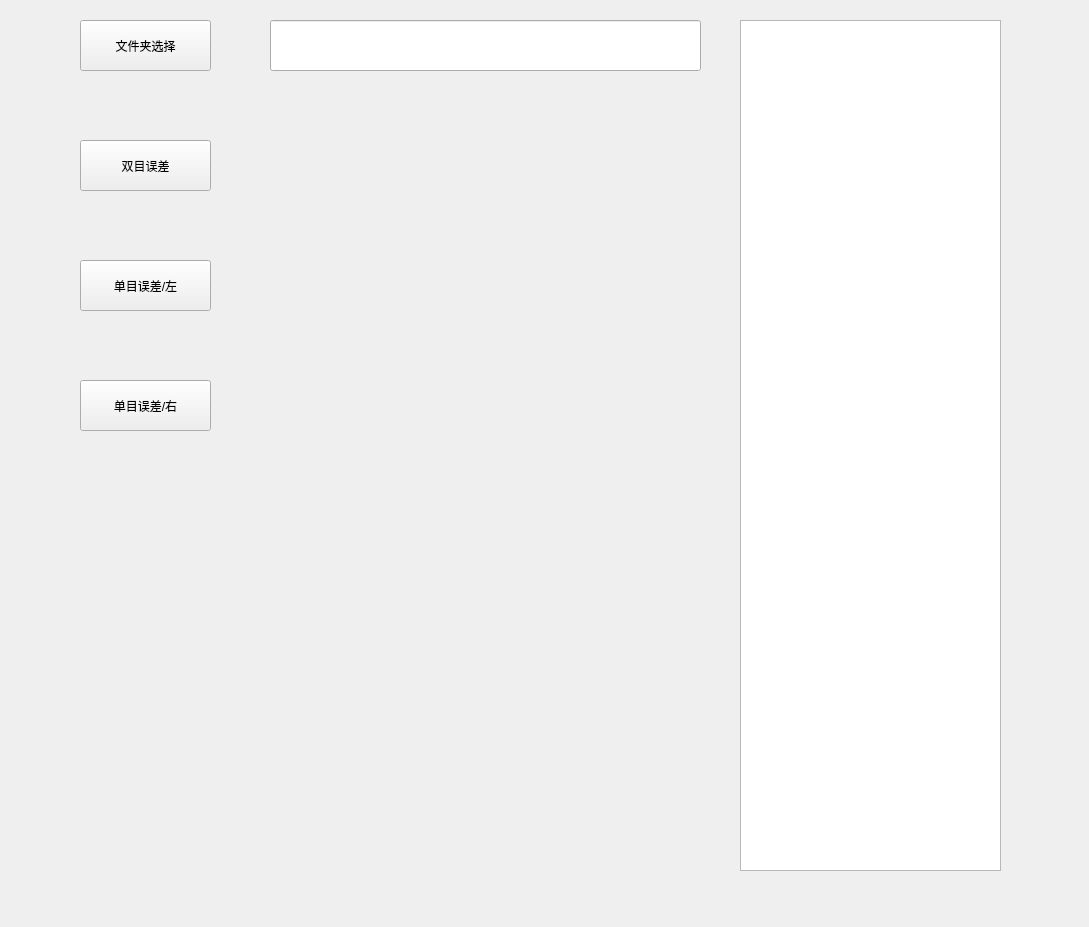
Qt form main.ui (lumokato/bias-ui) before a commit.
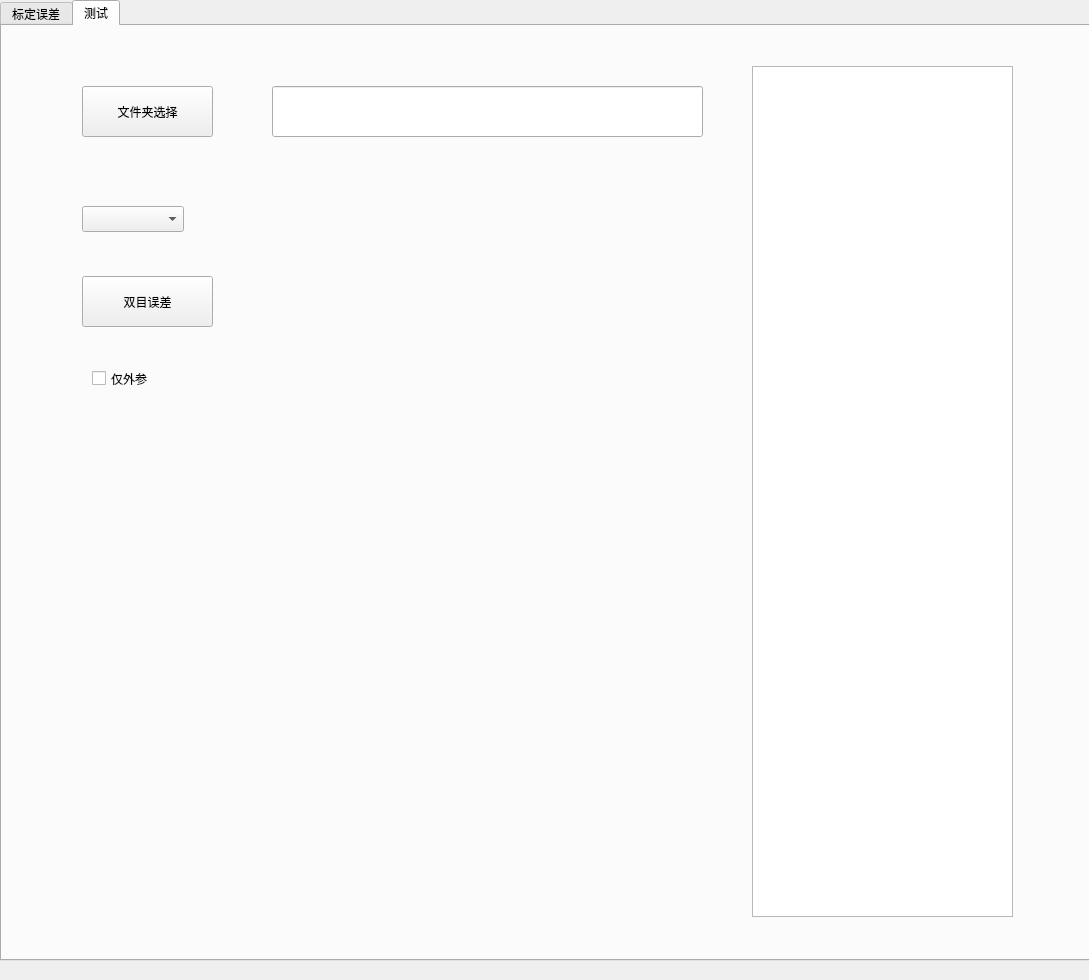
The same form after that commit. The open tabs and pages were chosen to show the change.

```diff
--- a/main.ui
+++ b/main.ui
@@ -7,18 +7,47 @@
     <x>0</x>
     <y>0</y>
     <width>1089</width>
-    <height>927</height>
+    <height>980</height>
    </rect>
   </property>
   <property name="windowTitle">
    <string>标定检测</string>
   </property>
   <widget class="QWidget" name="centralwidget">
+   <widget class="QTabWidget" name="tabWidget">
+    <property name="geometry">
+     <rect>
+      <x>0</x>
+      <y>0</y>
+      <width>1111</width>
+      <height>961</height>
+     </rect>
+    </property>
+    <property name="currentIndex">
+     <number>0</number>
+    </property>
+    <widget class="QWidget" name="tab">
+     <attribute name="title">
+      <string>标定误差</string>
+     </attribute>
+     <widget class="QPushButton" name="draw_right">
+      <property name="geometry">
+       <rect>
+        <x>80</x>
+        <y>400</y>
+        <width>131</width>
+        <height>51</height>
+       </rect>
+      </property>
+      <property name="text">
+       <string>单目误差/右</string>
+      </property>
+     </widget>
    <widget class="QPushButton" name="draw_multi">
     <property name="geometry">
      <rect>
       <x>80</x>
-      <y>140</y>
+        <y>130</y>
       <width>131</width>
       <height>51</height>
      </rect>
@@ -27,28 +56,12 @@
      <string>双目误差</string>
     </property>
    </widget>
-   <widget class="QPushButton" name="path_btn">
+     <widget class="QWidget" name="verticalLayoutWidget_2">
     <property name="geometry">
      <rect>
-      <x>80</x>
-      <y>20</y>
-      <width>131</width>
-      <height>51</height>
-     </rect>
-    </property>
-    <property name="styleSheet">
-     <string notr="true"/>
-    </property>
-    <property name="text">
-     <string>文件夹选择</string>
-    </property>
-   </widget>
-   <widget class="QWidget" name="verticalLayoutWidget">
-    <property name="geometry">
-     <rect>
-      <x>80</x>
-      <y>500</y>
-      <width>621</width>
+        <x>270</x>
+        <y>120</y>
+        <width>431</width>
       <height>371</height>
      </rect>
     </property>
@@ -58,17 +71,33 @@
     <property name="geometry">
      <rect>
       <x>270</x>
-      <y>20</y>
+        <y>40</y>
       <width>431</width>
       <height>51</height>
      </rect>
     </property>
    </widget>
+     <widget class="QPushButton" name="path_btn">
+      <property name="geometry">
+       <rect>
+        <x>80</x>
+        <y>40</y>
+        <width>131</width>
+        <height>51</height>
+       </rect>
+      </property>
+      <property name="styleSheet">
+       <string notr="true"/>
+      </property>
+      <property name="text">
+       <string>文件夹选择</string>
+      </property>
+     </widget>
    <widget class="QTextBrowser" name="textBrowser">
     <property name="geometry">
      <rect>
       <x>740</x>
-      <y>20</y>
+        <y>40</y>
       <width>261</width>
       <height>851</height>
      </rect>
@@ -78,7 +107,7 @@
     <property name="geometry">
      <rect>
       <x>80</x>
-      <y>260</y>
+        <y>310</y>
       <width>131</width>
       <height>51</height>
      </rect>
@@ -87,29 +116,143 @@
      <string>单目误差/左</string>
     </property>
    </widget>
-   <widget class="QPushButton" name="draw_right">
+     <widget class="QWidget" name="verticalLayoutWidget">
     <property name="geometry">
      <rect>
       <x>80</x>
-      <y>380</y>
+        <y>520</y>
+        <width>621</width>
+        <height>371</height>
+       </rect>
+      </property>
+      <layout class="QVBoxLayout" name="figLayout2"/>
+     </widget>
+     <widget class="QCheckBox" name="check_outer">
+      <property name="geometry">
+       <rect>
+        <x>100</x>
+        <y>260</y>
+        <width>101</width>
+        <height>25</height>
+       </rect>
+      </property>
+      <property name="text">
+       <string>仅外参</string>
+      </property>
+     </widget>
+     <widget class="QCheckBox" name="check_model">
+      <property name="geometry">
+       <rect>
+        <x>100</x>
+        <y>210</y>
+        <width>101</width>
+        <height>25</height>
+       </rect>
+      </property>
+      <property name="text">
+       <string>生成标定模型</string>
+      </property>
+     </widget>
+    </widget>
+    <widget class="QWidget" name="tab_2">
+     <attribute name="title">
+      <string>测试</string>
+     </attribute>
+     <widget class="QLineEdit" name="line2">
+      <property name="geometry">
+       <rect>
+        <x>270</x>
+        <y>60</y>
+        <width>431</width>
+        <height>51</height>
+       </rect>
+      </property>
+     </widget>
+     <widget class="QPushButton" name="path2">
+      <property name="geometry">
+       <rect>
+        <x>80</x>
+        <y>60</y>
       <width>131</width>
       <height>51</height>
      </rect>
     </property>
+      <property name="styleSheet">
+       <string notr="true"/>
+      </property>
     <property name="text">
-     <string>单目误差/右</string>
-    </property>
-   </widget>
-   <widget class="QWidget" name="verticalLayoutWidget_2">
+       <string>文件夹选择</string>
+      </property>
+     </widget>
+     <widget class="QWidget" name="verticalLayoutWidget_3">
     <property name="geometry">
      <rect>
       <x>270</x>
-      <y>100</y>
+        <y>130</y>
       <width>431</width>
       <height>371</height>
      </rect>
     </property>
-    <layout class="QVBoxLayout" name="figLayout1"/>
+      <layout class="QVBoxLayout" name="figLayout3"/>
+     </widget>
+     <widget class="QTextBrowser" name="textBrowser2">
+      <property name="geometry">
+       <rect>
+        <x>750</x>
+        <y>40</y>
+        <width>261</width>
+        <height>851</height>
+       </rect>
+      </property>
+     </widget>
+     <widget class="QWidget" name="verticalLayoutWidget_4">
+      <property name="geometry">
+       <rect>
+        <x>90</x>
+        <y>520</y>
+        <width>621</width>
+        <height>371</height>
+       </rect>
+      </property>
+      <layout class="QVBoxLayout" name="figLayout4"/>
+     </widget>
+     <widget class="QComboBox" name="comboBox">
+      <property name="geometry">
+       <rect>
+        <x>80</x>
+        <y>180</y>
+        <width>102</width>
+        <height>26</height>
+       </rect>
+      </property>
+     </widget>
+     <widget class="QPushButton" name="draw_multi2">
+      <property name="geometry">
+       <rect>
+        <x>80</x>
+        <y>250</y>
+        <width>131</width>
+        <height>51</height>
+       </rect>
+      </property>
+      <property name="text">
+       <string>双目误差</string>
+      </property>
+     </widget>
+     <widget class="QCheckBox" name="check_outer2">
+      <property name="geometry">
+       <rect>
+        <x>90</x>
+        <y>340</y>
+        <width>101</width>
+        <height>25</height>
+       </rect>
+      </property>
+      <property name="text">
+       <string>仅外参</string>
+      </property>
+     </widget>
+    </widget>
    </widget>
   </widget>
   <widget class="QMenuBar" name="menubar">
```
Left out of the diff: 34 changed lines with no effect on the pictures. Lines whose indentation alone changed are shown as unchanged.
